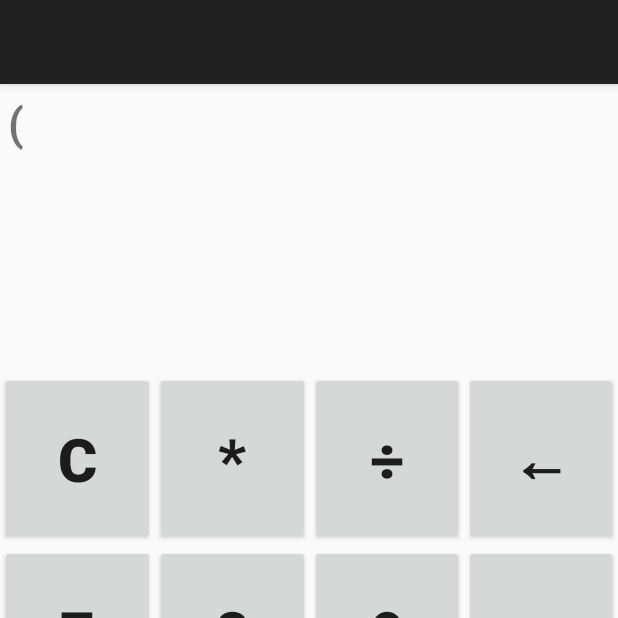
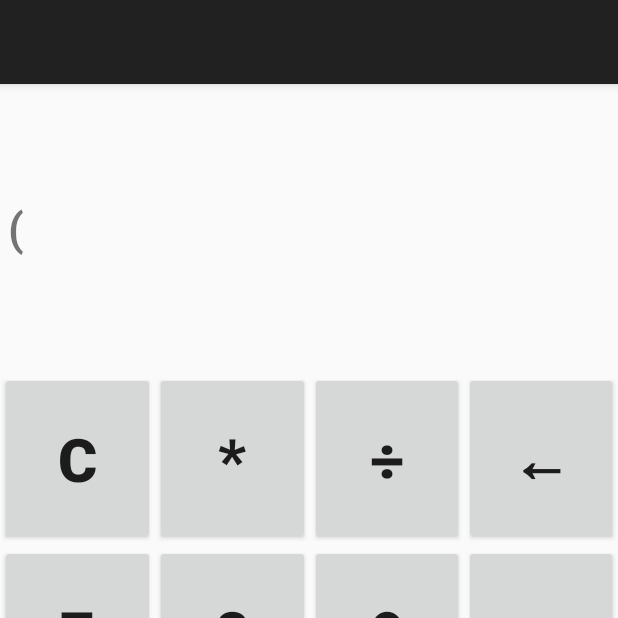
Before and after one commit to ahhhlvin/CalcProj, an Android app: the MainActivity screen opened directly, with no data from a screen before it, after a tap on "( )", on a phone screen of 412 x 824 dp, the top half of it. Run offline under Robolectric (Android 15) with nearby library versions, the phone set to English and light mode, and no system bars.

Commit message:
merged from github

```diff
--- a/app/src/main/java/doubleabatteries/c4q/nyc/calculatorproject/Expression.java
+++ b/app/src/main/java/doubleabatteries/c4q/nyc/calculatorproject/Expression.java
@@ -207,6 +207,7 @@ package doubleabatteries.c4q.nyc.calculatorproject;
          */
         public static final BigDecimal PI = new BigDecimal(
                 "3.1415926535897932384626433832795028841971693993751058209749445923078164062862089986280348253421170679");
+        public static final BigDecimal E = new BigDecimal("2.71828182845904523536028747135266249775724709369995");
 
         /**
          * The {@link MathContext} to use for calculations.
@@ -815,6 +816,7 @@ package doubleabatteries.c4q.nyc.calculatorproject;
             });
 
             variables.put("PI", PI);
+            variables.put("E", E);
             variables.put("TRUE", BigDecimal.ONE);
             variables.put("FALSE", BigDecimal.ZERO);
 
--- a/app/src/main/res/layout/activity_main.xml
+++ b/app/src/main/res/layout/activity_main.xml
@@ -15,7 +15,8 @@
             android:layout_weight="1"
             android:textStyle="bold"
             android:layout_margin="5dp"
-            android:id="@+id/textView"/>
+            android:id="@+id/textView"
+            android:layout_gravity="center_vertical"/>
     </LinearLayout>
 
     <LinearLayout
```
